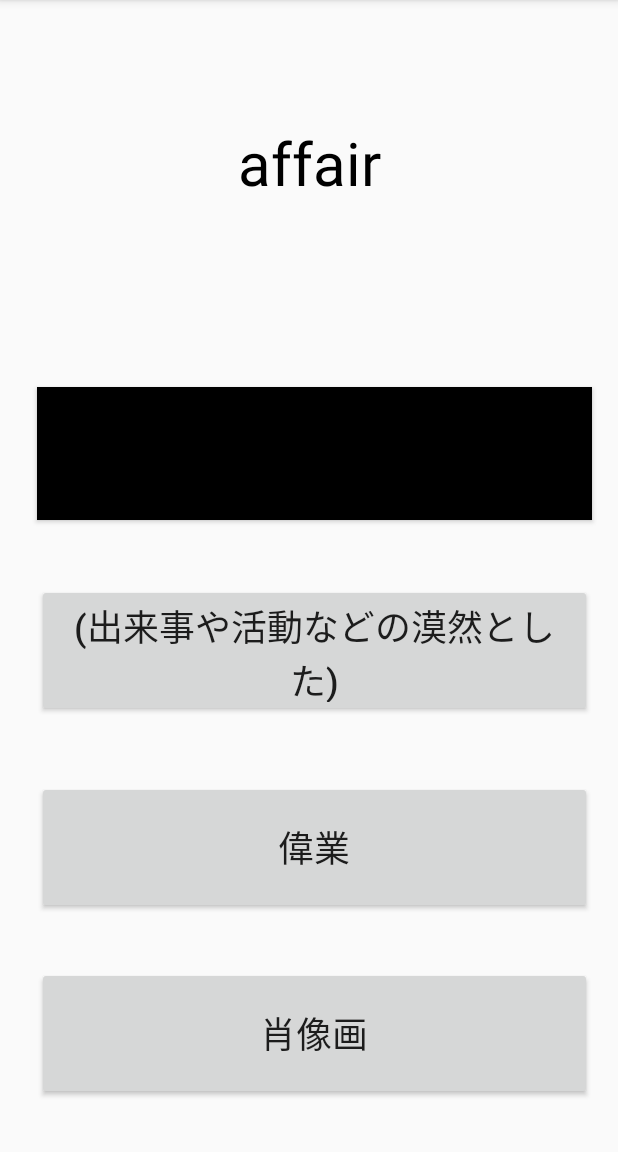
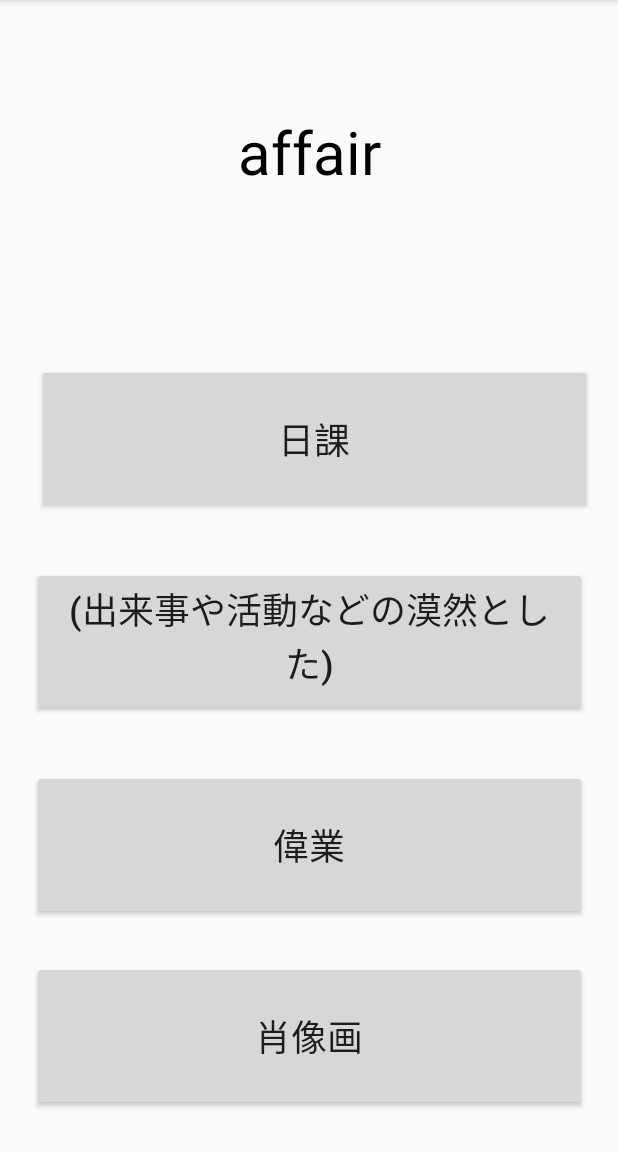
Before and after one commit to cacaoMath/PLACE, an Android app: the screen it shows after launch (QuestionActivity), after a tap on "START", on a phone screen of 412 x 824 dp, the part 84-1236 px from its top. Run offline under Robolectric (Android 15) with nearby library versions, the phone set to English and light mode, and no system bars.

Commit message:
update Fix the QuestionActivity Button Size

```diff
--- a/app/src/main/AndroidManifest.xml
+++ b/app/src/main/AndroidManifest.xml
@@ -9,7 +9,6 @@
         android:roundIcon="@mipmap/ic_launcher_round"
         android:supportsRtl="true"
         android:theme="@style/AppTheme">
-        <activity android:name=".DetailActivity"></activity>
         <activity android:name=".ResultActivity" />
         <activity android:name=".ConfigActivity" />
         <activity android:name=".VocabActivity" />
--- a/app/src/main/java/com/example/place/ConfigActivity.java
+++ b/app/src/main/java/com/example/place/ConfigActivity.java
@@ -42,7 +42,7 @@ public class ConfigActivity extends AppCompatActivity {
             @Override
             public void onClick(View view){
                 Sum_question = question_spinner.getSelectedItem().toString();
-                saveConfig();
+                //saveConfig();
                 Intent mainIntent = new Intent(getApplicationContext(), MainActivity.class);
                 startActivity(mainIntent);
             }
--- a/app/src/main/java/com/example/place/QuestionActivity.java
+++ b/app/src/main/java/com/example/place/QuestionActivity.java
@@ -62,6 +62,7 @@ public class QuestionActivity extends AppCompatActivity {
         Q_num = new int[numOfQuiz];
         learningTime = new long[numOfQuiz];
         confidenceData = new int[numOfQuiz];
+
         quizSet = quiz.GetQuizSet(numOfQuiz);
 
         questionView = findViewById(R.id.Question);
@@ -149,12 +150,11 @@ public class QuestionActivity extends AppCompatActivity {
         if(Select_Answer.equals(Right_Answer)){
             alertTitle = "正解!";
             Result[count] = 1;
-            Q_num[count] = Integer.valueOf(quizSet[count][7]).intValue();
         }else{
             alertTitle = "不正解...";
             Result[count] = 0;
-            Q_num[count] = Integer.valueOf(quizSet[count][7]).intValue();
         }
+        Q_num[count] = Integer.valueOf(quizSet[count][7]).intValue();
         // ダイアログを作成
         AlertDialog.Builder builder = new AlertDialog.Builder(this);
         builder.setTitle(alertTitle);
@@ -216,26 +216,26 @@ public class QuestionActivity extends AppCompatActivity {
     }
 
     public String getXXX(String target){
-        int midleindex = 0;
-        int lastindex = target.length();
+        int middleIndex = 0;
+        int lastIndex = target.length();
         if(!target.contains("\n")){
             if(target.contains(")")){
-                midleindex =  target.indexOf(")");
-                if(midleindex < 10) {
+                middleIndex =  target.indexOf(")");
+                if(middleIndex < 10) {
                     if(target.contains("、")){
                         if(target.indexOf("、") < 5){
 
                         }else{
-                            midleindex =  target.indexOf("、");
+                            middleIndex =  target.indexOf("、");
                         }
                     }
                 }
             }
             else if(target.contains("、")){
-                midleindex =  target.indexOf("、");
+                middleIndex =  target.indexOf("、");
             }
 
-            return  (target.substring(0, midleindex+1) + "\n" + target.substring(midleindex+1, lastindex));
+            return  (target.substring(0, middleIndex+1) + "\n" + target.substring(middleIndex+1, lastIndex));
         }else{return  target;}
     }
 
--- a/app/src/main/java/com/example/place/Quiz.java
+++ b/app/src/main/java/com/example/place/Quiz.java
@@ -1315,6 +1315,7 @@ public class Quiz {
             {"1299", "constant", "不変の", "adj", "0"},
             {"1300", "impact", "衝撃、影響", "n", "0"},
     };
+
     private String Verb[][] = new String[509][5];
     private String Noun[][] = new String[496][5];
     private String Adjective[][] = new String[268][5];
@@ -1388,37 +1389,37 @@ public class Quiz {
         String type = quizData[Integer.valueOf(num).intValue() - 1][3];
         Random random = new Random();
         String temp[] = new String[4];
-        int keepnum[] = {-1, -1, -1};
+        int keepNum[] = {-1, -1, -1};
         int i = 0;
         switch(type) {
             case "n":
                 while(i != 3) {
                     int randomNum = random.nextInt(Noun.length);
                     if(Noun[randomNum][0] != num){
-                        if (randomNum != keepnum[0] && randomNum != keepnum[1]){
-                            keepnum[i] = randomNum;
+                        if (randomNum != keepNum[0] && randomNum != keepNum[1]){
+                            keepNum[i] = randomNum;
                             i++;
                         }
                     }
                 }
-                temp[0] = Noun[keepnum[0]][2];
-                temp[1] = Noun[keepnum[1]][2];
-                temp[2] = Noun[keepnum[2]][2];
+                temp[0] = Noun[keepNum[0]][2];
+                temp[1] = Noun[keepNum[1]][2];
+                temp[2] = Noun[keepNum[2]][2];
                 break;
 
             case "v":
                 while(i != 3) {
                     int randomNum = random.nextInt(Verb.length);
                     if(Verb[randomNum][0] != num){
-                        if (randomNum != keepnum[0] && randomNum != keepnum[1]){
-                            keepnum[i] = randomNum;
+                        if (randomNum != keepNum[0] && randomNum != keepNum[1]){
+                            keepNum[i] = randomNum;
                             i++;
                         }
                     }
                 }
-                temp[0] = Verb[keepnum[0]][2];
-                temp[1] = Verb[keepnum[1]][2];
-                temp[2] = Verb[keepnum[2]][2];
+                temp[0] = Verb[keepNum[0]][2];
+                temp[1] = Verb[keepNum[1]][2];
+                temp[2] = Verb[keepNum[2]][2];
                 break;
 
             case "adj":
@@ -1426,30 +1427,30 @@ public class Quiz {
                 while(i != 3) {
                     int randomNum = random.nextInt(Adjective.length);
                     if(Adjective[randomNum][0] != num){
-                        if (randomNum != keepnum[0] && randomNum != keepnum[1]){
-                            keepnum[i] = randomNum;
+                        if (randomNum != keepNum[0] && randomNum != keepNum[1]){
+                            keepNum[i] = randomNum;
                             i++;
                         }
                     }
                 }
-                temp[0] = Adjective[keepnum[0]][2];
-                temp[1] = Adjective[keepnum[1]][2];
-                temp[2] = Adjective[keepnum[2]][2];
+                temp[0] = Adjective[keepNum[0]][2];
+                temp[1] = Adjective[keepNum[1]][2];
+                temp[2] = Adjective[keepNum[2]][2];
                 break;
 
             case "adv":
                 while(i != 3) {
                     int randomNum = random.nextInt(Adverb.length);
                     if(Adverb[randomNum][0] != num){
-                        if (randomNum != keepnum[0] && randomNum != keepnum[1]){
-                            keepnum[i] = randomNum;
+                        if (randomNum != keepNum[0] && randomNum != keepNum[1]){
+                            keepNum[i] = randomNum;
                             i++;
                         }
                     }
                 }
-                temp[0] = Adverb[keepnum[0]][2];
-                temp[1] = Adverb[keepnum[1]][2];
-                temp[2] = Adverb[keepnum[2]][2];
+                temp[0] = Adverb[keepNum[0]][2];
+                temp[1] = Adverb[keepNum[1]][2];
+                temp[2] = Adverb[keepNum[2]][2];
                 break;
             default:
                 if(Other[0][0] == num){
--- a/app/src/main/res/layout/activity_config.xml
+++ b/app/src/main/res/layout/activity_config.xml
@@ -1,5 +1,6 @@
 <?xml version="1.0" encoding="utf-8"?>
-<androidx.constraintlayout.widget.ConstraintLayout xmlns:android="http://schemas.android.com/apk/res/android"
+<androidx.constraintlayout.widget.ConstraintLayout
+    xmlns:android="http://schemas.android.com/apk/res/android"
     xmlns:app="http://schemas.android.com/apk/res-auto"
     xmlns:tools="http://schemas.android.com/tools"
     android:layout_width="match_parent"
--- a/app/src/main/res/layout/activity_question.xml
+++ b/app/src/main/res/layout/activity_question.xml
@@ -1,78 +1,12 @@
 <?xml version="1.0" encoding="utf-8"?>
-<androidx.constraintlayout.widget.ConstraintLayout xmlns:android="http://schemas.android.com/apk/res/android"
+<androidx.constraintlayout.widget.ConstraintLayout
+    xmlns:android="http://schemas.android.com/apk/res/android"
     xmlns:app="http://schemas.android.com/apk/res-auto"
     xmlns:tools="http://schemas.android.com/tools"
     android:layout_width="match_parent"
     android:layout_height="match_parent"
     tools:context=".QuestionActivity">
 
-    <Button
-        android:id="@+id/ansBtn1"
-        android:layout_width="370dp"
-        android:layout_height="40pt"
-        android:layout_marginStart="8dp"
-        android:layout_marginTop="24dp"
-        android:layout_marginEnd="8dp"
-        android:layout_marginBottom="8dp"
-        android:translationZ="2dp"
-        android:text="Button1"
-        android:textSize="24sp"
-        android:background="#000000"
-        app:layout_constraintBottom_toTopOf="@+id/ansBtn2"
-        app:layout_constraintEnd_toEndOf="parent"
-        app:layout_constraintHorizontal_bias="0.64"
-        app:layout_constraintStart_toStartOf="parent"
-        app:layout_constraintTop_toBottomOf="@+id/Question" />
-
-    <Button
-        android:id="@+id/ansBtn2"
-        android:layout_width="370dp"
-        android:layout_height="40pt"
-        android:layout_marginStart="8dp"
-        android:layout_marginTop="8dp"
-        android:layout_marginEnd="8dp"
-        android:layout_marginBottom="8dp"
-        android:translationZ="2dp"
-        android:text="Button2"
-        android:textSize="24sp"
-        app:layout_constraintBottom_toTopOf="@+id/ansBtn3"
-        app:layout_constraintEnd_toEndOf="parent"
-        app:layout_constraintHorizontal_bias="0.634"
-        app:layout_constraintStart_toStartOf="parent"
-        app:layout_constraintTop_toBottomOf="@+id/ansBtn1" />
-
-    <Button
-        android:id="@+id/ansBtn3"
-        android:layout_width="370dp"
-        android:layout_height="40pt"
-        android:layout_marginStart="8dp"
-        android:layout_marginTop="8dp"
-        android:layout_marginEnd="8dp"
-        android:translationZ="2dp"
-        android:text="Button3"
-        android:textSize="24sp"
-        app:layout_constraintBottom_toTopOf="@+id/ansBtn4"
-        app:layout_constraintEnd_toEndOf="parent"
-        app:layout_constraintHorizontal_bias="0.634"
-        app:layout_constraintStart_toStartOf="parent"
-        app:layout_constraintTop_toBottomOf="@+id/ansBtn2" />
-
-    <Button
-        android:id="@+id/ansBtn4"
-        android:layout_width="370dp"
-        android:layout_height="40pt"
-        android:layout_marginStart="8dp"
-        android:layout_marginTop="8dp"
-        android:layout_marginEnd="8dp"
-        android:layout_marginBottom="8dp"
-        android:translationZ="2dp"
-        android:text="Button4"
-        android:textSize="24sp"
-        app:layout_constraintBottom_toBottomOf="parent"
-        app:layout_constraintEnd_toEndOf="parent"
-        app:layout_constraintHorizontal_bias="0.64"
-        app:layout_constraintStart_toStartOf="parent"
-        app:layout_constraintTop_toBottomOf="@+id/ansBtn3" />
 
     <TextView
         android:id="@+id/Question"
@@ -89,5 +23,67 @@
         app:layout_constraintStart_toStartOf="parent"
         app:layout_constraintTop_toTopOf="parent" />
 
+    <Button
+        android:id="@+id/ansBtn1"
+        android:layout_width="370dp"
+        android:layout_height="100dp"
+        android:layout_marginStart="8dp"
+        android:layout_marginTop="24dp"
+        android:layout_marginEnd="8dp"
+        android:layout_marginBottom="8dp"
+        android:text="Button1"
+        android:textSize="24sp"
+        app:layout_constraintBottom_toTopOf="@+id/ansBtn2"
+        app:layout_constraintEnd_toEndOf="parent"
+        app:layout_constraintHorizontal_bias="0.64"
+        app:layout_constraintStart_toStartOf="parent"
+        app:layout_constraintTop_toBottomOf="@+id/Question" />
+
+    <Button
+        android:id="@+id/ansBtn2"
+        android:layout_width="370dp"
+        android:layout_height="100dp"
+        android:layout_marginStart="8dp"
+        android:layout_marginTop="8dp"
+        android:layout_marginEnd="8dp"
+        android:layout_marginBottom="8dp"
+        android:text="Button2"
+        android:textSize="24sp"
+        app:layout_constraintBottom_toTopOf="@+id/ansBtn3"
+        app:layout_constraintEnd_toEndOf="parent"
+        app:layout_constraintStart_toStartOf="parent"
+        app:layout_constraintTop_toBottomOf="@+id/ansBtn1" />
+
+    <Button
+        android:id="@+id/ansBtn3"
+        android:layout_width="370dp"
+        android:layout_height="100dp"
+        android:layout_marginStart="8dp"
+        android:layout_marginTop="8dp"
+        android:layout_marginEnd="8dp"
+        android:text="Button3"
+        android:textSize="24sp"
+        app:layout_constraintBottom_toTopOf="@+id/ansBtn4"
+        app:layout_constraintEnd_toEndOf="parent"
+        app:layout_constraintStart_toStartOf="parent"
+        app:layout_constraintTop_toBottomOf="@+id/ansBtn2" />
+
+    <Button
+        android:id="@+id/ansBtn4"
+        android:layout_width="370dp"
+        android:layout_height="100dp"
+        android:layout_marginStart="8dp"
+        android:layout_marginTop="8dp"
+        android:layout_marginEnd="8dp"
+        android:layout_marginBottom="8dp"
+        android:text="Button4"
+        android:textSize="24sp"
+        app:layout_constraintBottom_toBottomOf="parent"
+        app:layout_constraintEnd_toEndOf="parent"
+        app:layout_constraintStart_toStartOf="parent"
+        app:layout_constraintTop_toBottomOf="@+id/ansBtn3" />
+
+
+
 
 </androidx.constraintlayout.widget.ConstraintLayout>
--- a/build.gradle
+++ b/build.gradle
@@ -15,6 +15,12 @@ buildscript {
 allprojects {
     repositories {
         google()
+        // If you're using a version of Gradle lower than 4.1, you must
+        // instead use:
+        //
+        // maven {
+        //     url 'https://maven.google.com'
+        // }
         jcenter()
     }
 }
```
Also changed, not shown: app/src/main/java/com/example/place/DetailActivity.java (deleted, +0 -123 lines), app/src/main/java/com/example/place/ResultActivity.java (+1 -14 lines), app/src/main/res/layout/activity_detail.xml (deleted, +0 -40 lines), app/src/main/res/layout/activity_main.xml (+14 -12 lines), app/src/main/res/layout/activity_result.xml (+0 -13 lines).
